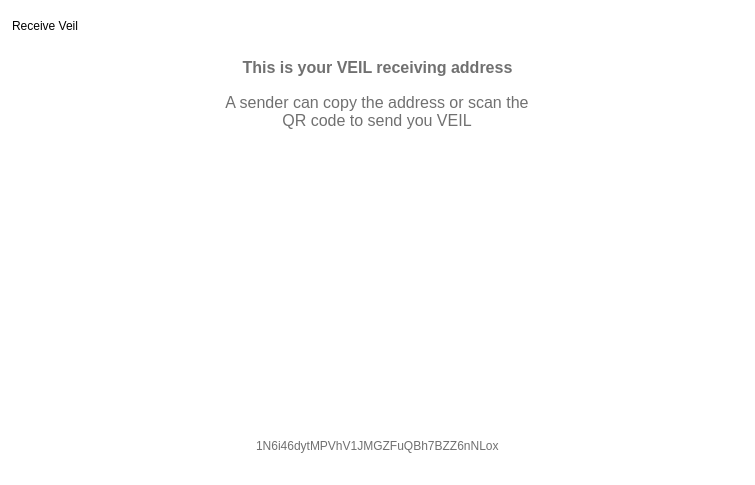
This is src/qt/veil/forms/receivewidget.ui in Veil-Project/veil as Qt 5 draws it before an edit. The edited form follows.
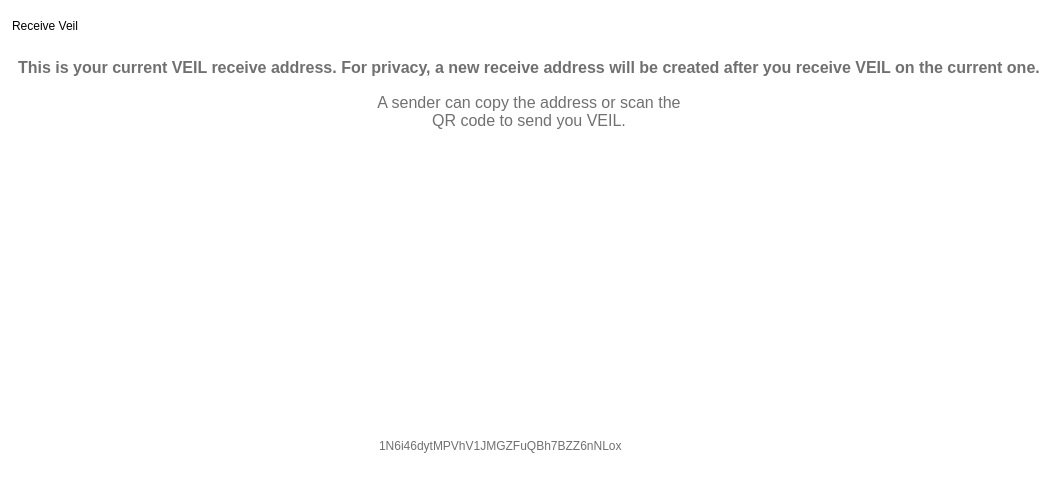
This is the edited form.

Commit message: Expand receive text to mention a new one is created on each receive

The edit to the form file:
```diff
--- a/src/qt/veil/forms/receivewidget.ui
+++ b/src/qt/veil/forms/receivewidget.ui
@@ -102,7 +102,7 @@
 font-weight:bold;</string>
            </property>
            <property name="text">
-            <string>This is your VEIL receiving address</string>
+            <string>This is your current VEIL receive address. For privacy, a new receive address will be created after you receive VEIL on the current one.</string>
            </property>
            <property name="alignment">
             <set>Qt::AlignCenter</set>
@@ -139,7 +139,7 @@
            </property>
            <property name="text">
             <string>A sender can copy the address or scan the 
-QR code to send you VEIL</string>
+QR code to send you VEIL.</string>
            </property>
            <property name="alignment">
             <set>Qt::AlignCenter</set>
```
